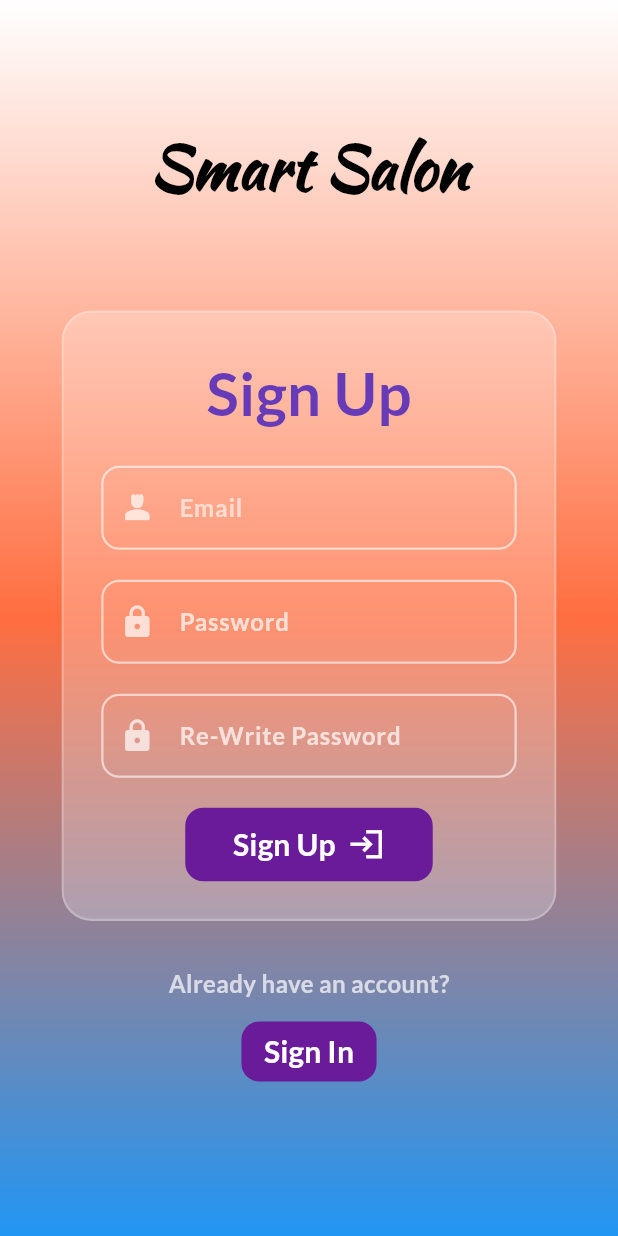
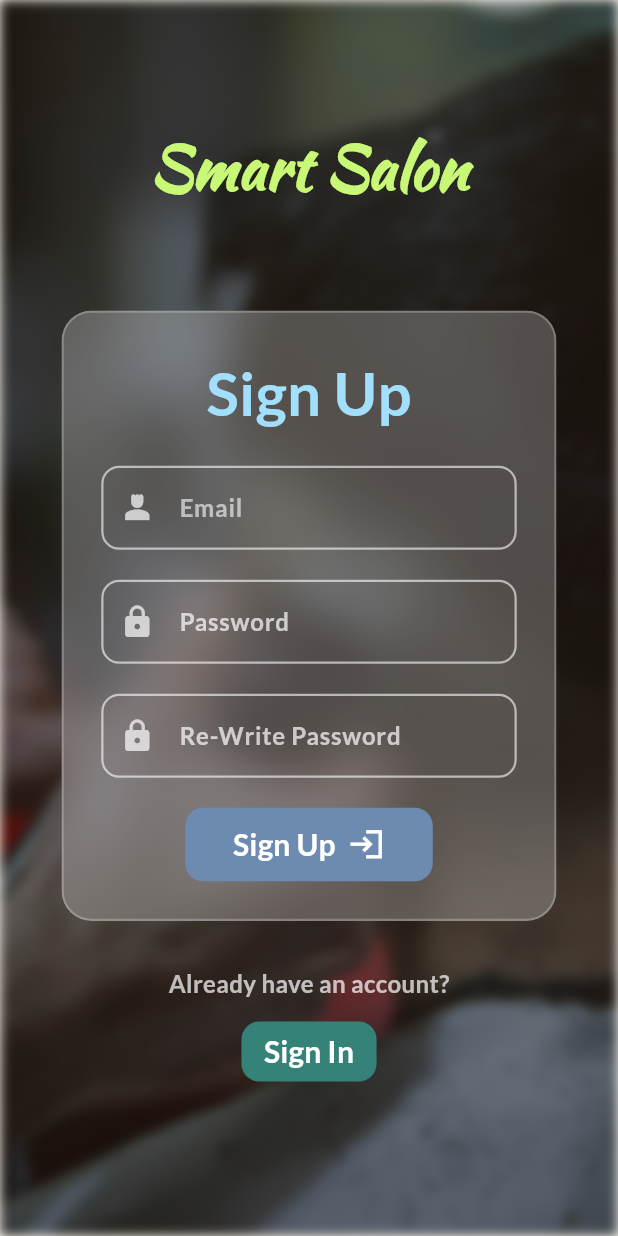
Before and after one commit to Ahmed-Ravy/Smart-Salon-App, a Flutter app: the SignInPage screen opened directly, after a tap on "Sign Up", on a phone screen of 412 x 824 dp. Run offline on Flutter 3.47's test engine with Material 3 defaults, Android fonts, the phone set to English and light mode, and no system bars.

Commit message:
Changed the background for both sign-up and sign-in page, also fixed the color of ui

```diff
--- a/smart_saloon/lib/main.dart
+++ b/smart_saloon/lib/main.dart
@@ -52,7 +52,7 @@ class MyApp extends StatelessWidget {
           ),
           useMaterial3: true,
       ),
-      home: SignInPage(),
+      home: SignUpPage(),
     );
   }
 }
--- a/smart_saloon/lib/sign_in_page.dart
+++ b/smart_saloon/lib/sign_in_page.dart
@@ -11,15 +11,30 @@ class SignInPage extends StatelessWidget {
     return Scaffold(
       resizeToAvoidBottomInset: true,
       body: SizedBox.expand(
+        child: Stack(
+          children: [
+            //  NEW: Background Layer (Blurred)
+            Positioned.fill(
+              child: ImageFiltered(
+                imageFilter: ImageFilter.blur(sigmaX: 3,sigmaY: 3,), // Blur is applied here
                 child: Container(
-          decoration: BoxDecoration(
-            gradient: LinearGradient(
-              colors: [Colors.white, Colors.deepPurpleAccent, Colors.blue],
-              begin: Alignment.topCenter,
-              end: Alignment.bottomCenter,
+                 // width: double.infinity,
+                 // height: double.infinity,
+                  decoration: const BoxDecoration(
+                    image: DecorationImage(
+                      image: AssetImage('assets/picture/background_1.jpg'),
+                      fit: BoxFit.cover,
                     ),
                   ),
-          child: SafeArea(
+                  child: Container(
+                    // Added dark overlay for contrast
+                    color: Colors.black38,
+                  ),
+                ),
+              ),
+            ),
+
+            SafeArea(
               //ignoring the notch and bottom bar
               child: SingleChildScrollView(
                 keyboardDismissBehavior: ScrollViewKeyboardDismissBehavior.onDrag,
@@ -42,7 +57,7 @@ class SignInPage extends StatelessWidget {
                               fontFamily:
                                   'KaushanScript', //used new font here,,,not in-built
                               fontSize: 40,
-                            color: Colors.black,
+                              color: const Color.fromARGB(255, 201, 248, 119),
                             ),
                           ),
                         ],
@@ -53,12 +68,10 @@ class SignInPage extends StatelessWidget {
                     Padding(
                       padding: const EdgeInsets.symmetric(horizontal: 25),
                       child: ClipRRect(
-                      //used to blur a particular place...without this, backdrop filter will blur the whole screen.
-                      borderRadius: BorderRadius.circular(20),
                         child: BackdropFilter(
                           filter: ImageFilter.blur(
-                          sigmaX: 15,
-                          sigmaY: 15,
+                            sigmaX: 5,
+                            sigmaY: 5,
                           ), //blurring part
                           child: Container(
                             //works as card here
@@ -79,7 +92,7 @@ class SignInPage extends StatelessWidget {
                                   style: TextStyle(
                                     fontSize: 40,
                                     fontWeight: FontWeight.bold,
-                                  color: Colors.deepPurple,
+                                    color: const Color.fromARGB(255, 161, 223, 252),
                                   ),
                                 ),
                                 const SizedBox(
@@ -92,13 +105,13 @@ class SignInPage extends StatelessWidget {
                                   ),
                                   child: TextField(
                                     //user name text field
-                                  cursorColor: Colors.deepPurple,
+                                    cursorColor: Colors.white70,
                                     decoration: InputDecoration(
                                       //decoration time
                                       hintText:
                                           "Username", //the text which will be shown inside the text field as default
                                       hintStyle: TextStyle(
-                                      color: Colors.white60,
+                                        color: Colors.white70,
                                         fontWeight: FontWeight.bold,
                                       ),
                                       enabledBorder: OutlineInputBorder(
@@ -106,14 +119,14 @@ class SignInPage extends StatelessWidget {
                                           12,
                                         ), //the shape of the box
                                         borderSide: BorderSide(
-                                        color: Colors.white60,
+                                          color: Colors.white70,
                                           width: 1.5,
                                         ),
                                       ),
                                       focusedBorder: OutlineInputBorder(
                                         borderRadius: BorderRadius.circular(12),
                                         borderSide: BorderSide(
-                                        color: const Color(0xFF6A1B9A),
+                                          color: Colors.white70,
                                           width: 1.5,
                                         ),
                                       ),
@@ -133,7 +146,7 @@ class SignInPage extends StatelessWidget {
                                     horizontal: 15,
                                   ),
                                   child: TextField(
-                                  cursorColor: Colors.deepPurple,
+                                    cursorColor: Colors.white70,
                                     obscureText: true,
                                     decoration: InputDecoration(
                                       hintText: "Password",
@@ -151,7 +164,7 @@ class SignInPage extends StatelessWidget {
                                       focusedBorder: OutlineInputBorder(
                                         borderRadius: BorderRadius.circular(12),
                                         borderSide: BorderSide(
-                                        color: Colors.deepPurple,
+                                          color: Colors.white70,
                                           width: 1.5,
                                         ),
                                       ),
@@ -168,7 +181,7 @@ class SignInPage extends StatelessWidget {
                                   child: FilledButton.icon(
                                     onPressed: () {},
                                     style: FilledButton.styleFrom(
-                                    backgroundColor: const Color(0xFF6A1B9A),
+                                      backgroundColor: const Color.fromARGB(255, 109, 139, 176),
                                       padding: const EdgeInsets.symmetric(
                                         vertical: 10,
                                       ),
@@ -194,7 +207,11 @@ class SignInPage extends StatelessWidget {
                                   children: [
                                     Text(
                                       "Don't remember your password?",
-                                    style: TextStyle(color: Colors.white),
+                                      style: TextStyle(
+                                        color:Colors.white70,
+                                        fontSize: 14,
+                                        fontWeight: FontWeight.bold,
+                                      ),
                                     ),
 
                                     TextButton(
@@ -208,7 +225,7 @@ class SignInPage extends StatelessWidget {
                                       child: Text(
                                         "Forgot password",
                                         style: TextStyle(
-                                        color: Colors.deepPurpleAccent,
+                                          color:const Color.fromARGB(255, 61, 145, 248),
                                           fontWeight: FontWeight.bold,
                                           //decoration: TextDecoration.underline,
                                           //decorationColor: const Color.fromARGB(158,255,254,254,),
@@ -221,12 +238,7 @@ class SignInPage extends StatelessWidget {
                                       height: 1.0, // Thickness of the underline
                                       width:
                                           130.0, // Adjust width to match the text (or use a calculated value)
-                                    color: Color.fromARGB(
-                                      158,
-                                      255,
-                                      254,
-                                      254,
-                                    ), // The color of the underline
+                                      color:const Color.fromARGB(255, 61, 145, 248), // The color of the underline
                                     ),
                                   ],
                                 ),
@@ -241,7 +253,7 @@ class SignInPage extends StatelessWidget {
                     const Text(
                       "Don't have an account?",
                       style: TextStyle(
-                      color: Colors.white70, // Adjust color to match your theme
+                        color: Color.fromARGB(190, 254, 255, 255), // Adjust color to match your theme
                         fontSize: 16,
                         fontWeight: FontWeight.w700,
                       ),
@@ -259,7 +271,7 @@ class SignInPage extends StatelessWidget {
                         );
                       },
                       style: FilledButton.styleFrom(
-                      backgroundColor: const Color(0xFF6A1B9A),
+                        backgroundColor: const Color.fromARGB(255, 53, 130, 121),
                         padding: const EdgeInsets.symmetric(horizontal: 15),
                         shape: RoundedRectangleBorder(
                           borderRadius: BorderRadius.circular(12),
@@ -280,6 +292,7 @@ class SignInPage extends StatelessWidget {
                 ),
               ),
             ),
+          ],
         ),
       ),
     );
--- a/smart_saloon/lib/sign_up_page.dart
+++ b/smart_saloon/lib/sign_up_page.dart
@@ -11,18 +11,37 @@ class SignUpPage extends StatelessWidget {
     return Scaffold(
       resizeToAvoidBottomInset: true,
       body: SizedBox.expand(
+        child: Stack(
+          children: [
+
+            Positioned.fill(
+              child: ImageFiltered(
+                imageFilter: ImageFilter.blur(sigmaX: 4,sigmaY: 4,), // Blur is applied here
                 child: Container(
-          decoration: BoxDecoration(
-            gradient: LinearGradient(
-              colors: [Colors.white, Colors.deepOrangeAccent, Colors.blue],
-              begin: Alignment.topCenter,
-              end: Alignment.bottomCenter,
+                 // width: double.infinity,
+                 // height: double.infinity,
+                  decoration: const BoxDecoration(
+                    image: DecorationImage(
+                      image: AssetImage('assets/picture/background_2.jpg'),
+                      fit: BoxFit.cover,
                     ),
                   ),
-          child: SafeArea(
+                  child: Container(
+                    // Added dark overlay for contrast
+                    color: Colors.black38,
+                  ),
+                ),
+              ),
+            ),
+
+
+
+
+            SafeArea(
               //ignoring the notch and bottom bar
               child: SingleChildScrollView(
-              keyboardDismissBehavior: ScrollViewKeyboardDismissBehavior.onDrag,
+                keyboardDismissBehavior:
+                    ScrollViewKeyboardDismissBehavior.onDrag,
                 padding: EdgeInsets.all(16),
                 physics: BouncingScrollPhysics(),
                 child: Column(
@@ -42,13 +61,15 @@ class SignUpPage extends StatelessWidget {
                               fontFamily:
                                   'KaushanScript', //used new font here,,,not in-built
                               fontSize: 40,
-                            color: Colors.black,
+                              color:  const Color.fromARGB(255, 201, 248, 119),
                             ),
                           ),
                         ],
                       ),
                     ),
-                  const SizedBox(height: 40), //making a space between both text
+                    const SizedBox(
+                      height: 40,
+                    ), //making a space between both text
 
                     Padding(
                       padding: const EdgeInsets.symmetric(horizontal: 25),
@@ -79,7 +100,7 @@ class SignUpPage extends StatelessWidget {
                                   style: TextStyle(
                                     fontSize: 40,
                                     fontWeight: FontWeight.bold,
-                                  color: Colors.deepPurple,
+                                    color: const Color.fromARGB(255, 161, 223, 252),
                                   ),
                                 ),
                                 const SizedBox(
@@ -88,7 +109,7 @@ class SignUpPage extends StatelessWidget {
                                 //Email  textfield part
                                 TextField(
                                   //user name text field
-                                cursorColor: Colors.deepPurple,
+                                  cursorColor:  Colors.white70,
                                   decoration: InputDecoration(
                                     //decoration time
                                     hintText:
@@ -109,7 +130,7 @@ class SignUpPage extends StatelessWidget {
                                     focusedBorder: OutlineInputBorder(
                                       borderRadius: BorderRadius.circular(12),
                                       borderSide: BorderSide(
-                                      color: const Color(0xFF6A1B9A),
+                                        color:  Colors.white70,
                                         width: 1.5,
                                       ),
                                     ),
@@ -124,7 +145,7 @@ class SignUpPage extends StatelessWidget {
                                 ), //keeping a constant space between the text and text field
                                 //password textfield part
                                 TextField(
-                                cursorColor: Colors.deepPurple,
+                                  cursorColor:  Colors.white70,
                                   obscureText: true,
                                   decoration: InputDecoration(
                                     hintText: "Password",
@@ -142,7 +163,7 @@ class SignUpPage extends StatelessWidget {
                                     focusedBorder: OutlineInputBorder(
                                       borderRadius: BorderRadius.circular(12),
                                       borderSide: BorderSide(
-                                      color: Colors.deepPurple,
+                                        color:  Colors.white70,
                                         width: 1.5,
                                       ),
                                     ),
@@ -155,7 +176,7 @@ class SignUpPage extends StatelessWidget {
                                 const SizedBox(height: 20),
                                 // re-write password textfield part
                                 TextField(
-                                cursorColor: Colors.deepPurple,
+                                  cursorColor:  Colors.white70,
                                   obscureText: true,
                                   decoration: InputDecoration(
                                     hintText: "Re-Write Password",
@@ -173,7 +194,7 @@ class SignUpPage extends StatelessWidget {
                                     focusedBorder: OutlineInputBorder(
                                       borderRadius: BorderRadius.circular(12),
                                       borderSide: BorderSide(
-                                      color: Colors.deepPurple,
+                                        color:  Colors.white70,
                                         width: 1.5,
                                       ),
                                     ),
@@ -185,13 +206,13 @@ class SignUpPage extends StatelessWidget {
                                 ),
                                 const SizedBox(height: 20),
 
-                              //Log in Button part
+                                //Sign Up Button part
                                 SizedBox(
                                   width: 165,
                                   child: FilledButton.icon(
                                     onPressed: () {},
                                     style: FilledButton.styleFrom(
-                                    backgroundColor: const Color(0xFF6A1B9A),
+                                      backgroundColor:  const Color.fromARGB(255, 109, 139, 176),
                                       padding: const EdgeInsets.symmetric(
                                         vertical: 10,
                                       ),
@@ -215,7 +236,6 @@ class SignUpPage extends StatelessWidget {
                                     ),
                                   ),
                                 ),
-
                               ],
                             ),
                           ),
@@ -227,7 +247,8 @@ class SignUpPage extends StatelessWidget {
                     const Text(
                       "Already have an account?",
                       style: TextStyle(
-                      color: Colors.white70, // Adjust color to match your theme
+                        color:
+                            Colors.white70, // Adjust color to match your theme
                         fontSize: 16,
                         fontWeight: FontWeight.w700,
                       ),
@@ -245,7 +266,7 @@ class SignUpPage extends StatelessWidget {
                         );
                       },
                       style: FilledButton.styleFrom(
-                      backgroundColor: const Color(0xFF6A1B9A),
+                        backgroundColor: const Color.fromARGB(255, 53, 130, 121),
                         padding: const EdgeInsets.symmetric(horizontal: 15),
                         shape: RoundedRectangleBorder(
                           borderRadius: BorderRadius.circular(12),
@@ -262,11 +283,11 @@ class SignUpPage extends StatelessWidget {
                         ),
                       ),
                     ),
-
                   ],
                 ),
               ),
             ),
+          ],
         ),
       ),
     );
```
Also changed, not shown: smart_saloon/pubspec.yaml (+8 -2 lines), smart_saloon/assets/picture/background_1.jpg (added), smart_saloon/assets/picture/background_2.jpg (added), smart_saloon/assets/picture/background_3.jpg (added), smart_saloon/assets/picture/background_4.jpg (added), smart_saloon/assets/picture/background_5.jpg (added), smart_saloon/assets/picture/background_6.jpg (added), 1 other file. Lines whose indentation alone changed are shown as unchanged.
